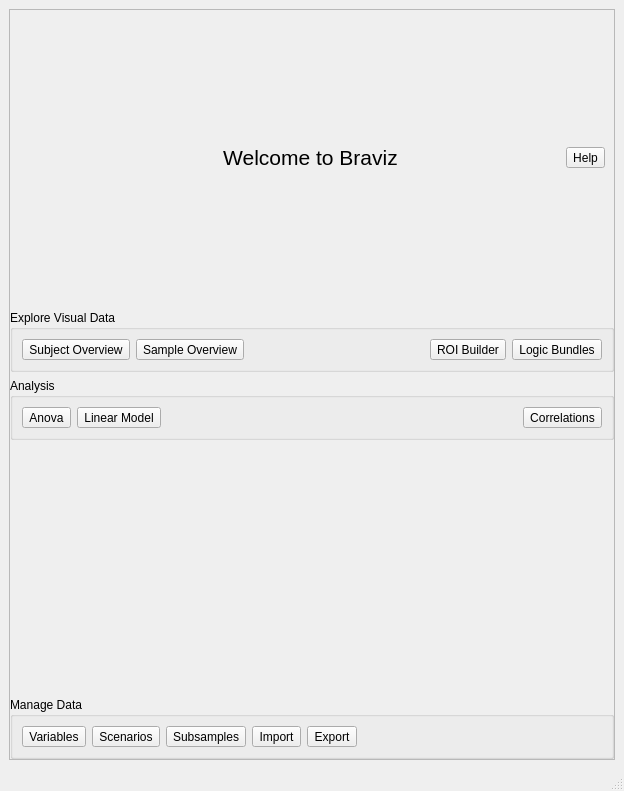
Old version of the form braviz/interaction/qt_guis/menu2_light.ui in the repository diego0020/braviz-app.
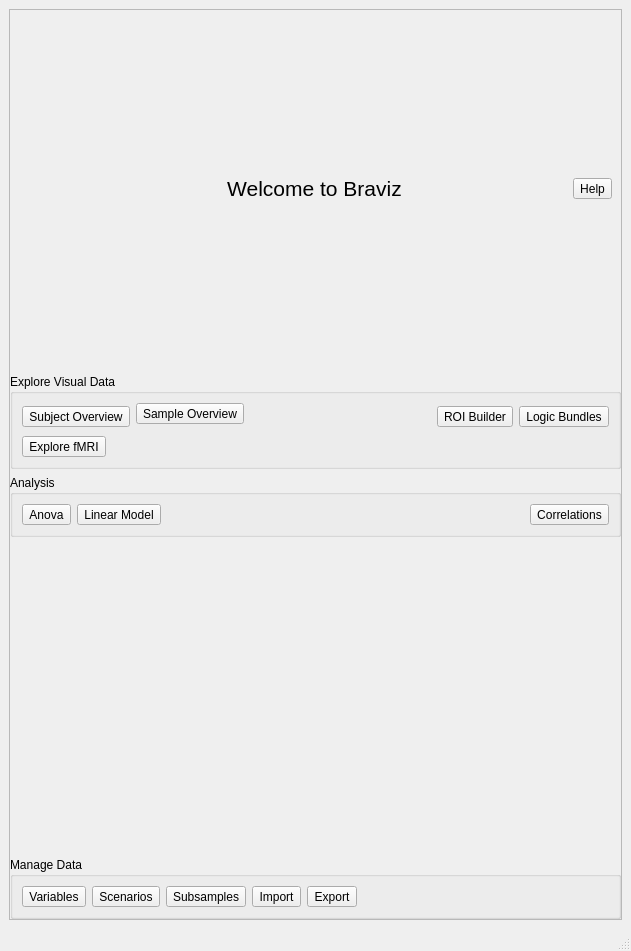
New version of the form. Icons and pictures are not drawn.

Commit message: added fmri explorer to menu

```diff
--- a/braviz/interaction/qt_guis/menu2_light.ui
+++ b/braviz/interaction/qt_guis/menu2_light.ui
@@ -6,8 +6,8 @@
    <rect>
     <x>0</x>
     <y>0</y>
-    <width>624</width>
-    <height>791</height>
+    <width>631</width>
+    <height>951</height>
    </rect>
   </property>
   <property name="sizePolicy">
@@ -186,8 +186,31 @@
          <property name="title">
           <string>Explore Visual Data</string>
          </property>
-         <layout class="QHBoxLayout" name="horizontalLayout_2">
-          <item>
+         <layout class="QGridLayout" name="gridLayout">
+          <item row="0" column="5" rowspan="2">
+           <widget class="QToolButton" name="logic_bundles">
+            <property name="toolTip">
+             <string>Create bundles by combining ROIs and Structures</string>
+            </property>
+            <property name="text">
+             <string>Logic Bundles</string>
+            </property>
+            <property name="icon">
+             <iconset resource="resources.qrc">
+              <normaloff>:/icons/logic.png</normaloff>:/icons/logic.png</iconset>
+            </property>
+            <property name="iconSize">
+             <size>
+              <width>120</width>
+              <height>120</height>
+             </size>
+            </property>
+            <property name="toolButtonStyle">
+             <enum>Qt::ToolButtonTextUnderIcon</enum>
+            </property>
+           </widget>
+          </item>
+          <item row="0" column="0" rowspan="2" colspan="2">
            <widget class="QToolButton" name="subject_overview">
             <property name="toolTip">
              <string>See images, segmentation, tractography and cortex of a given subject. 
@@ -215,31 +238,7 @@
             </property>
            </widget>
           </item>
-          <item>
-           <widget class="QToolButton" name="sample_overview">
-            <property name="toolTip">
-             <string>Compare geometric structures across multiple subjects</string>
-            </property>
-            <property name="text">
-             <string>Sample Overview</string>
-            </property>
-            <property name="icon">
-             <iconset>
-              <normalon>:/icons/sample_overview.PNG</normalon>
-             </iconset>
-            </property>
-            <property name="iconSize">
-             <size>
-              <width>120</width>
-              <height>120</height>
-             </size>
-            </property>
-            <property name="toolButtonStyle">
-             <enum>Qt::ToolButtonTextUnderIcon</enum>
-            </property>
-           </widget>
-          </item>
-          <item>
+          <item row="0" column="3">
            <spacer name="horizontalSpacer_2">
             <property name="orientation">
              <enum>Qt::Horizontal</enum>
@@ -252,7 +251,7 @@
             </property>
            </spacer>
           </item>
-          <item>
+          <item row="0" column="4" rowspan="2">
            <widget class="QToolButton" name="roi_builder">
             <property name="toolTip">
              <string>Use spheres to select regions of interest</string>
@@ -275,13 +274,13 @@
             </property>
            </widget>
           </item>
-          <item>
-           <widget class="QToolButton" name="logic_bundles">
+          <item row="0" column="2">
+           <widget class="QToolButton" name="sample_overview">
             <property name="toolTip">
              <string>Create bundles by combining ROIs and Structures</string>
             </property>
             <property name="text">
-             <string>Logic Bundles</string>
+             <string>Sample Overview</string>
             </property>
             <property name="icon">
              <iconset resource="resources.qrc">
@@ -298,6 +297,33 @@
             </property>
            </widget>
           </item>
+          <item row="2" column="0">
+           <widget class="QToolButton" name="fmri_explorer">
+            <property name="toolTip">
+             <string>Visualize fMRI series</string>
+            </property>
+            <property name="text">
+             <string>Explore fMRI</string>
+            </property>
+            <property name="icon">
+             <iconset>
+              <normalon>:/icons/fmri_explore_small.png</normalon>
+             </iconset>
+            </property>
+            <property name="iconSize">
+             <size>
+              <width>120</width>
+              <height>120</height>
+             </size>
+            </property>
+            <property name="toolButtonStyle">
+             <enum>Qt::ToolButtonTextUnderIcon</enum>
+            </property>
+            <property name="autoRaise">
+             <bool>false</bool>
+            </property>
+           </widget>
+          </item>
          </layout>
         </widget>
        </item>
```
Left out of the diff: 9 changed lines with no effect on the pictures. The commit also changes 7 other files.
